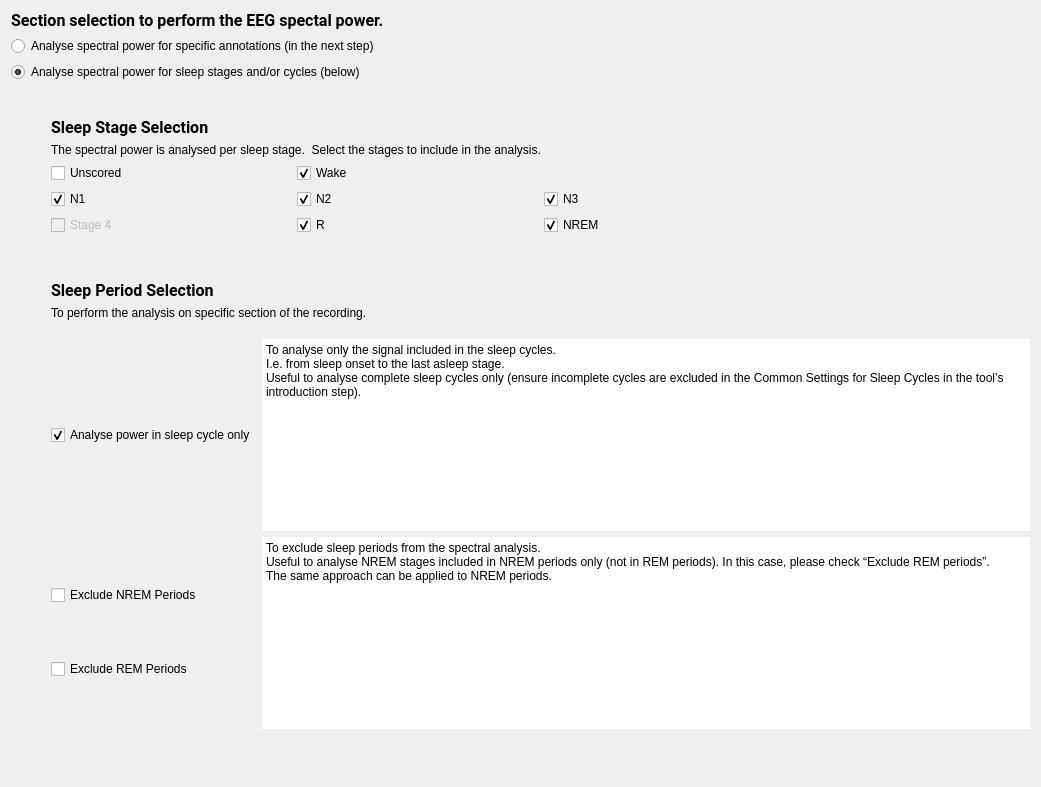
SnoozToolbox/snooz-package-ceams, file tools/CEAMSTools/PowerSpectralAnalysis/SelectionStep/Ui_SelectionStep.ui: the form before one commit.
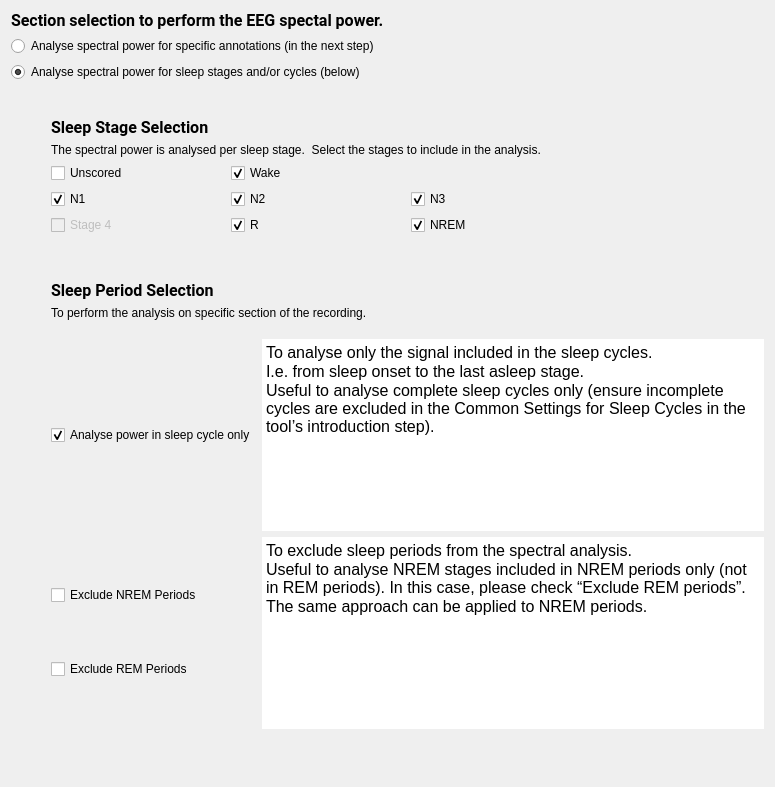
The form after the commit.

Commit message: Remove scrolling from tools, as it is now handled by the Snooz architecture for a better fit in small windows.

Diff of the .ui file:
```diff
--- a/tools/CEAMSTools/PowerSpectralAnalysis/SelectionStep/Ui_SelectionStep.ui
+++ b/tools/CEAMSTools/PowerSpectralAnalysis/SelectionStep/Ui_SelectionStep.ui
@@ -6,7 +6,7 @@
    <rect>
     <x>0</x>
     <y>0</y>
-    <width>1041</width>
+    <width>775</width>
     <height>787</height>
    </rect>
   </property>
@@ -308,78 +308,6 @@
        </item>
        <item>
         <layout class="QGridLayout" name="gridLayout_2">
-         <item row="0" column="1">
-          <widget class="QPlainTextEdit" name="plainTextEdit">
-           <property name="sizePolicy">
-            <sizepolicy hsizetype="Expanding" vsizetype="Preferred">
-             <horstretch>0</horstretch>
-             <verstretch>0</verstretch>
-            </sizepolicy>
-           </property>
-           <property name="minimumSize">
-            <size>
-             <width>0</width>
-             <height>0</height>
-            </size>
-           </property>
-           <property name="maximumSize">
-            <size>
-             <width>16777215</width>
-             <height>16777215</height>
-            </size>
-           </property>
-           <property name="frameShape">
-            <enum>QFrame::Shape::NoFrame</enum>
-           </property>
-           <property name="frameShadow">
-            <enum>QFrame::Shadow::Plain</enum>
-           </property>
-           <property name="lineWidth">
-            <number>0</number>
-           </property>
-           <property name="readOnly">
-            <bool>true</bool>
-           </property>
-           <property name="plainText">
-            <string>To analyse only the signal included in the sleep cycles.
-I.e. from sleep onset to the last asleep stage.
-Useful to analyse complete sleep cycles only (ensure incomplete cycles are excluded in the Common Settings for Sleep Cycles in the tool’s introduction step).</string>
-           </property>
-          </widget>
-         </item>
-         <item row="1" column="1">
-          <widget class="QPlainTextEdit" name="plainTextEdit_2">
-           <property name="sizePolicy">
-            <sizepolicy hsizetype="Expanding" vsizetype="Preferred">
-             <horstretch>0</horstretch>
-             <verstretch>0</verstretch>
-            </sizepolicy>
-           </property>
-           <property name="maximumSize">
-            <size>
-             <width>16777215</width>
-             <height>16777215</height>
-            </size>
-           </property>
-           <property name="frameShape">
-            <enum>QFrame::Shape::NoFrame</enum>
-           </property>
-           <property name="frameShadow">
-            <enum>QFrame::Shadow::Plain</enum>
-           </property>
-           <property name="lineWidth">
-            <number>0</number>
-           </property>
-           <property name="readOnly">
-            <bool>true</bool>
-           </property>
-           <property name="plainText">
-            <string>To exclude sleep periods from the spectral analysis.
-Useful to analyse NREM stages included in NREM periods only (not in REM periods). In this case, please check “Exclude REM periods”.
-The same approach can be applied to NREM periods.</string>
-           </property>
-          </widget>
-         </item>
          <item row="0" column="0">
           <widget class="QCheckBox" name="in_cycle_checkBox">
            <property name="enabled">
@@ -448,6 +376,104 @@
            </property>
           </spacer>
          </item>
+         <item row="0" column="1">
+          <widget class="QTextEdit" name="textEdit">
+           <property name="sizePolicy">
+            <sizepolicy hsizetype="Expanding" vsizetype="Preferred">
+             <horstretch>0</horstretch>
+             <verstretch>0</verstretch>
+            </sizepolicy>
+           </property>
+           <property name="minimumSize">
+            <size>
+             <width>0</width>
+             <height>0</height>
+            </size>
+           </property>
+           <property name="maximumSize">
+            <size>
+             <width>16777215</width>
+             <height>16777215</height>
+            </size>
+           </property>
+           <property name="frameShape">
+            <enum>QFrame::Shape::NoFrame</enum>
+           </property>
+           <property name="frameShadow">
+            <enum>QFrame::Shadow::Plain</enum>
+           </property>
+           <property name="lineWidth">
+            <number>0</number>
+           </property>
+           <property name="verticalScrollBarPolicy">
+            <enum>Qt::ScrollBarPolicy::ScrollBarAlwaysOff</enum>
+           </property>
+           <property name="horizontalScrollBarPolicy">
+            <enum>Qt::ScrollBarPolicy::ScrollBarAlwaysOff</enum>
+           </property>
+           <property name="readOnly">
+            <bool>true</bool>
+           </property>
+           <property name="html">
+            <string>&lt;!DOCTYPE HTML PUBLIC &quot;-//W3C//DTD HTML 4.0//EN&quot; &quot;http://www.w3.org/TR/REC-html40/strict.dtd&quot;&gt;
+&lt;html&gt;&lt;head&gt;&lt;meta name=&quot;qrichtext&quot; content=&quot;1&quot; /&gt;&lt;meta charset=&quot;utf-8&quot; /&gt;&lt;style type=&quot;text/css&quot;&gt;
+p, li { white-space: pre-wrap; }
+hr { height: 1px; border-width: 0; }
+li.unchecked::marker { content: &quot;\2610&quot;; }
+li.checked::marker { content: &quot;\2612&quot;; }
+&lt;/style&gt;&lt;/head&gt;&lt;body style=&quot; font-family:'Roboto'; font-size:12pt; font-weight:400; font-style:normal;&quot;&gt;
+&lt;p style=&quot; margin-top:0px; margin-bottom:0px; margin-left:0px; margin-right:0px; -qt-block-indent:0; text-indent:0px;&quot;&gt;To analyse only the signal included in the sleep cycles.&lt;/p&gt;
+&lt;p style=&quot; margin-top:0px; margin-bottom:0px; margin-left:0px; margin-right:0px; -qt-block-indent:0; text-indent:0px;&quot;&gt;I.e. from sleep onset to the last asleep stage.&lt;/p&gt;
+&lt;p style=&quot; margin-top:0px; margin-bottom:0px; margin-left:0px; margin-right:0px; -qt-block-indent:0; text-indent:0px;&quot;&gt;Useful to analyse complete sleep cycles only (ensure incomplete cycles are excluded in the Common Settings for Sleep Cycles in the tool’s introduction step).&lt;/p&gt;&lt;/body&gt;&lt;/html&gt;</string>
+           </property>
+          </widget>
+         </item>
+         <item row="1" column="1">
+          <widget class="QTextEdit" name="textEdit_2">
+           <property name="sizePolicy">
+            <sizepolicy hsizetype="Expanding" vsizetype="Preferred">
+             <horstretch>0</horstretch>
+             <verstretch>0</verstretch>
+            </sizepolicy>
+           </property>
+           <property name="maximumSize">
+            <size>
+             <width>16777215</width>
+             <height>16777215</height>
+            </size>
+           </property>
+           <property name="frameShape">
+            <enum>QFrame::Shape::NoFrame</enum>
+           </property>
+           <property name="frameShadow">
+            <enum>QFrame::Shadow::Plain</enum>
+           </property>
+           <property name="lineWidth">
+            <number>0</number>
+           </property>
+           <property name="verticalScrollBarPolicy">
+            <enum>Qt::ScrollBarPolicy::ScrollBarAlwaysOff</enum>
+           </property>
+           <property name="horizontalScrollBarPolicy">
+            <enum>Qt::ScrollBarPolicy::ScrollBarAlwaysOff</enum>
+           </property>
+           <property name="readOnly">
+            <bool>true</bool>
+           </property>
+           <property name="html">
+            <string>&lt;!DOCTYPE HTML PUBLIC &quot;-//W3C//DTD HTML 4.0//EN&quot; &quot;http://www.w3.org/TR/REC-html40/strict.dtd&quot;&gt;
+&lt;html&gt;&lt;head&gt;&lt;meta name=&quot;qrichtext&quot; content=&quot;1&quot; /&gt;&lt;meta charset=&quot;utf-8&quot; /&gt;&lt;style type=&quot;text/css&quot;&gt;
+p, li { white-space: pre-wrap; }
+hr { height: 1px; border-width: 0; }
+li.unchecked::marker { content: &quot;\2610&quot;; }
+li.checked::marker { content: &quot;\2612&quot;; }
+&lt;/style&gt;&lt;/head&gt;&lt;body style=&quot; font-family:'Roboto'; font-size:12pt; font-weight:400; font-style:normal;&quot;&gt;
+&lt;p style=&quot; margin-top:0px; margin-bottom:0px; margin-left:0px; margin-right:0px; -qt-block-indent:0; text-indent:0px;&quot;&gt;To exclude sleep periods from the spectral analysis.&lt;/p&gt;
+&lt;p style=&quot; margin-top:0px; margin-bottom:0px; margin-left:0px; margin-right:0px; -qt-block-indent:0; text-indent:0px;&quot;&gt;Useful to analyse NREM stages included in NREM periods only (not in REM periods). In this case, please check “Exclude REM periods”.&lt;/p&gt;
+&lt;p style=&quot; margin-top:0px; margin-bottom:0px; margin-left:0px; margin-right:0px; -qt-block-indent:0; text-indent:0px;&quot;&gt;The same approach can be applied to NREM periods.&lt;/p&gt;&lt;/body&gt;&lt;/html&gt;</string>
+           </property>
+          </widget>
+         </item>
         </layout>
        </item>
       </layout>
```
The commit also changes 59 other files.
